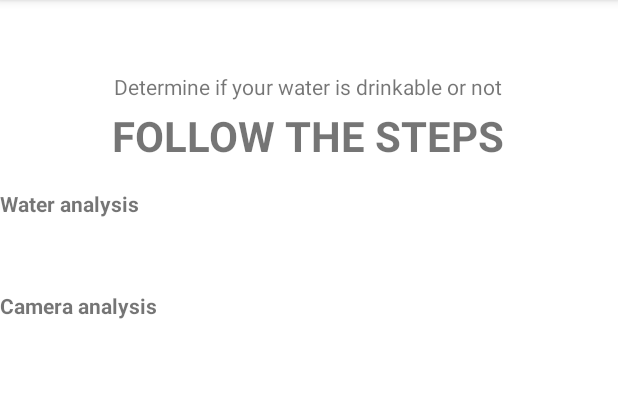
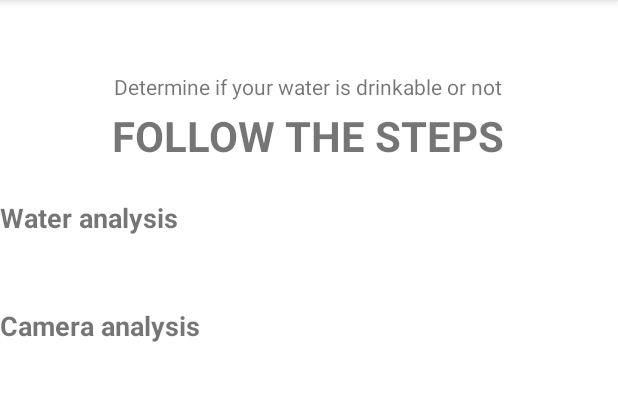
Before and after one commit to EHB-MCT/full-projects-3-openbiolab-terminator, an Android app: the Steps screen opened directly, with no data from a screen before it, on a phone screen of 412 x 824 dp, the part 84-485 px from its top. Run offline under Robolectric (Android 15) with nearby library versions, the phone set to English and light mode, and no system bars.

Commit message:
Changed text size of the list titles

```diff
--- a/app/src/main/res/layout/activity_steps.xml
+++ b/app/src/main/res/layout/activity_steps.xml
@@ -36,7 +36,7 @@
         android:id="@+id/rvWater"
         android:layout_width="match_parent"
         android:layout_height="0dp"
-        android:layout_marginTop="36dp"
+        android:layout_marginTop="48dp"
         app:layout_constraintEnd_toEndOf="parent"
         app:layout_constraintHorizontal_bias="0.0"
         app:layout_constraintStart_toStartOf="parent"
@@ -46,7 +46,7 @@
         android:id="@+id/rvCamera"
         android:layout_width="match_parent"
         android:layout_height="0dp"
-        android:layout_marginTop="68dp"
+        android:layout_marginTop="72dp"
         app:layout_constraintEnd_toEndOf="parent"
         app:layout_constraintHorizontal_bias="0.0"
         app:layout_constraintStart_toStartOf="parent"
@@ -58,6 +58,7 @@
         android:layout_height="wrap_content"
         android:text="Water analysis"
         android:textStyle="bold"
+        android:textSize="18dp"
         app:layout_constraintBottom_toTopOf="@+id/rvWater"
         app:layout_constraintStart_toStartOf="parent" />
 
@@ -66,7 +67,9 @@
         android:layout_width="wrap_content"
         android:layout_height="wrap_content"
         android:text="Camera analysis"
+        android:textSize="18dp"
         android:textStyle="bold"
         app:layout_constraintBottom_toTopOf="@+id/rvCamera"
         app:layout_constraintStart_toStartOf="parent" />
+
 </androidx.constraintlayout.widget.ConstraintLayout>
```
